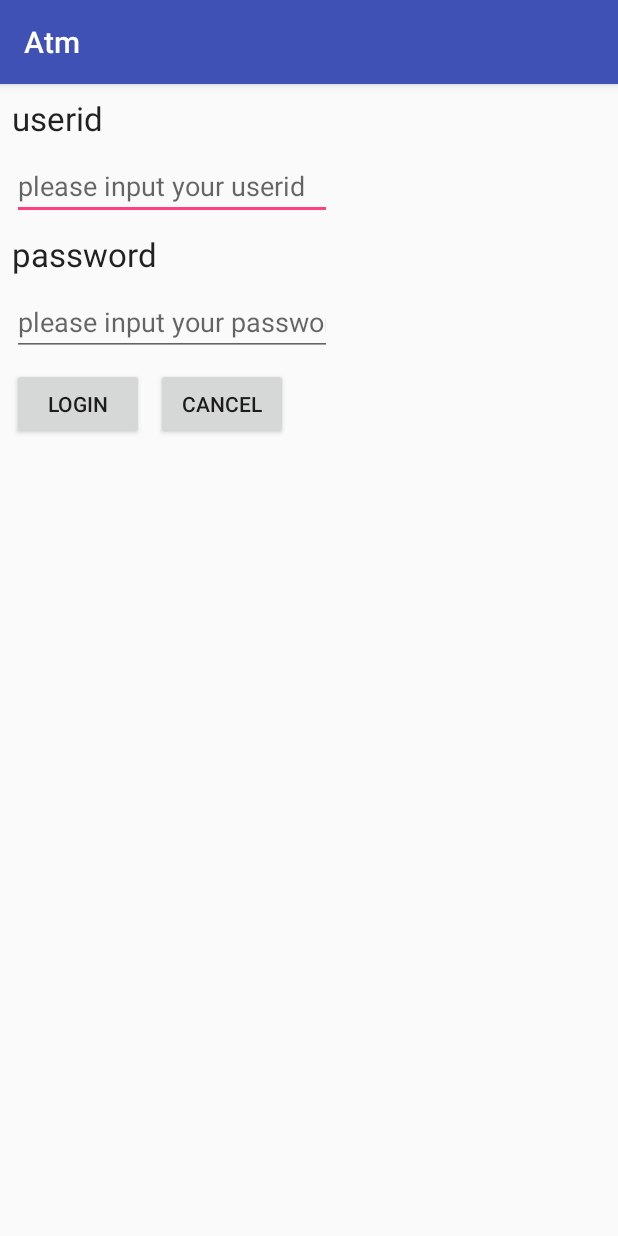
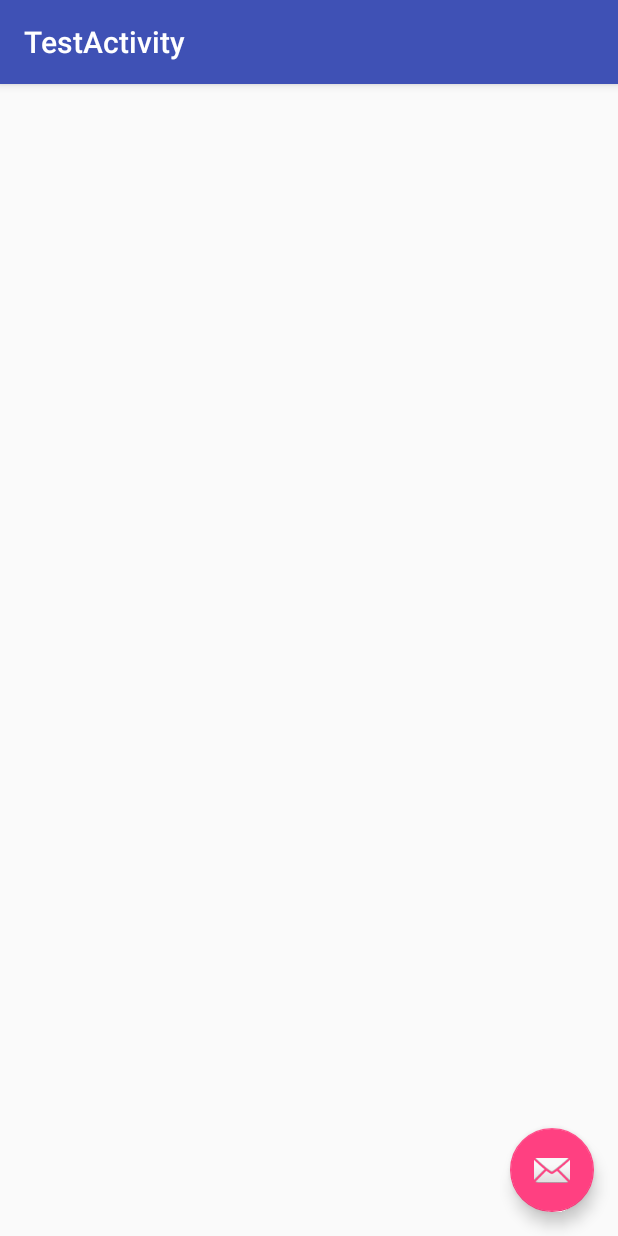
Before and after one commit to Claire0505/Atm, an Android app: the screen it shows after launch (LoginActivity before the commit, TestActivity after it), on a phone screen of 412 x 824 dp. Run offline under Robolectric (Android 15) with nearby library versions, the phone set to English and light mode, and no system bars.

Commit message:
Material Design Toolbar & FloatingActionButton

```diff
--- a/app/build.gradle
+++ b/app/build.gradle
@@ -22,6 +22,7 @@ dependencies {
     implementation fileTree(dir: 'libs', include: ['*.jar'])
     implementation 'com.android.support:appcompat-v7:27.1.1'
     implementation 'com.android.support.constraint:constraint-layout:1.1.3'
+    implementation 'com.android.support:design:27.1.1'
     testImplementation 'junit:junit:4.12'
     androidTestImplementation 'com.android.support.test:runner:1.0.2'
     androidTestImplementation 'com.android.support.test.espresso:espresso-core:3.0.2'
--- a/app/src/main/AndroidManifest.xml
+++ b/app/src/main/AndroidManifest.xml
@@ -16,7 +16,11 @@
                 <category android:name="android.intent.category.LAUNCHER" />
             </intent-filter>
         </activity>
-        <activity android:name=".LoginActivity"></activity>
+        <activity android:name=".LoginActivity" />
+        <activity
+            android:name=".TestActivity"
+            android:label="@string/title_activity_test"
+            android:theme="@style/AppTheme.NoActionBar"></activity>
     </application>
 
 </manifest>
--- a/app/src/main/java/claire/com/MainActivity.java
+++ b/app/src/main/java/claire/com/MainActivity.java
@@ -13,6 +13,9 @@ public class MainActivity extends AppCompatActivity {
     protected void onCreate(Bundle savedInstanceState) {
         super.onCreate(savedInstanceState);
         setContentView(R.layout.activity_main);
+
+        // 測試TestActivity
+        startActivity(new Intent(this, TestActivity.class));
 
         if (!logon) //如果末登入，則開啟LoginActivity
         {
--- /dev/null
+++ b/app/src/main/java/claire/com/TestActivity.java
@@ -0,0 +1,43 @@
+package claire.com;
+
+import android.content.Context;
+import android.os.Bundle;
+import android.support.design.widget.FloatingActionButton;
+import android.support.design.widget.Snackbar;
+import android.support.v7.app.AlertDialog;
+import android.support.v7.app.AppCompatActivity;
+import android.support.v7.widget.Toolbar;
+import android.view.View;
+
+public class TestActivity extends AppCompatActivity {
+
+    @Override
+    protected void onCreate(Bundle savedInstanceState) {
+        super.onCreate(savedInstanceState);
+        setContentView(R.layout.activity_test);
+        // 啟用Toolbar
+        Toolbar toolbar = (Toolbar) findViewById(R.id.toolbar);
+        setSupportActionBar(toolbar);
+        //設定浮動按鈕
+        final FloatingActionButton fab = (FloatingActionButton) findViewById(R.id.fab);
+        fab.setOnClickListener(new View.OnClickListener() {
+            @Override
+            public void onClick(View view) {
+                Snackbar.make(view, "想要顯示的訊息字串", Snackbar.LENGTH_LONG)
+                        .setAction("Action", new View.OnClickListener() {
+                            @Override
+                            public void onClick(View v) {
+                                // 設計點擊訊息的工作
+                                new AlertDialog.Builder(fab.getContext())
+                                        .setTitle("Snackbar")
+                                        .setMessage("Show....")
+                                        .setPositiveButton("OK", null)
+                                        .show();
+
+                            }
+                        }).show();
+            }
+        });
+    }
+
+}
--- /dev/null
+++ b/app/src/main/res/layout/activity_test.xml
@@ -0,0 +1,33 @@
+<?xml version="1.0" encoding="utf-8"?>
+<android.support.design.widget.CoordinatorLayout xmlns:android="http://schemas.android.com/apk/res/android"
+    xmlns:app="http://schemas.android.com/apk/res-auto"
+    xmlns:tools="http://schemas.android.com/tools"
+    android:layout_width="match_parent"
+    android:layout_height="match_parent"
+    tools:context=".TestActivity">
+
+    <android.support.design.widget.AppBarLayout
+        android:layout_width="match_parent"
+        android:layout_height="wrap_content"
+        android:theme="@style/AppTheme.AppBarOverlay">
+
+        <android.support.v7.widget.Toolbar
+            android:id="@+id/toolbar"
+            android:layout_width="match_parent"
+            android:layout_height="?attr/actionBarSize"
+            android:background="?attr/colorPrimary"
+            app:popupTheme="@style/AppTheme.PopupOverlay" />
+
+    </android.support.design.widget.AppBarLayout>
+
+    <include layout="@layout/content_test" />
+
+    <android.support.design.widget.FloatingActionButton
+        android:id="@+id/fab"
+        android:layout_width="wrap_content"
+        android:layout_height="wrap_content"
+        android:layout_gravity="bottom|end"
+        android:layout_margin="@dimen/fab_margin"
+        app:srcCompat="@android:drawable/ic_dialog_email" />
+
+</android.support.design.widget.CoordinatorLayout>
--- /dev/null
+++ b/app/src/main/res/layout/content_test.xml
@@ -0,0 +1,11 @@
+<?xml version="1.0" encoding="utf-8"?>
+<android.support.constraint.ConstraintLayout xmlns:android="http://schemas.android.com/apk/res/android"
+    xmlns:app="http://schemas.android.com/apk/res-auto"
+    xmlns:tools="http://schemas.android.com/tools"
+    android:layout_width="match_parent"
+    android:layout_height="match_parent"
+    app:layout_behavior="@string/appbar_scrolling_view_behavior"
+    tools:context=".TestActivity"
+    tools:showIn="@layout/activity_test">
+
+</android.support.constraint.ConstraintLayout>
--- /dev/null
+++ b/app/src/main/res/values/dimens.xml
@@ -0,0 +1,3 @@
+<resources>
+    <dimen name="fab_margin">16dp</dimen>
+</resources>
--- a/app/src/main/res/values/strings.xml
+++ b/app/src/main/res/values/strings.xml
@@ -6,4 +6,5 @@
     <string name="input_password">please input your password</string>
     <string name="txt_login">login</string>
     <string name="txt_cancel">cancel</string>
+    <string name="title_activity_test">TestActivity</string>
 </resources>
--- a/app/src/main/res/values/styles.xml
+++ b/app/src/main/res/values/styles.xml
@@ -8,4 +8,13 @@
         <item name="colorAccent">@color/colorAccent</item>
     </style>
 
+    <style name="AppTheme.NoActionBar">
+        <item name="windowActionBar">false</item>
+        <item name="windowNoTitle">true</item>
+    </style>
+
+    <style name="AppTheme.AppBarOverlay" parent="ThemeOverlay.AppCompat.Dark.ActionBar" />
+
+    <style name="AppTheme.PopupOverlay" parent="ThemeOverlay.AppCompat.Light" />
+
 </resources>
```
